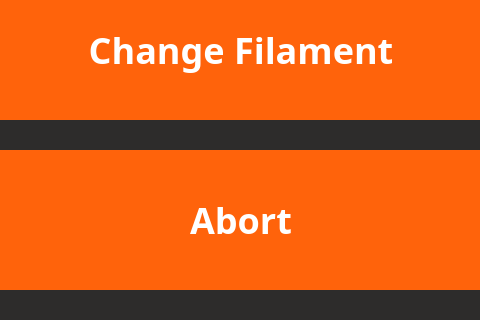
Old version of the form dialog/filamentfault.ui in the repository XCDesigner/JadeLaboScreen; both pictures show x 399 to 879 and y 400 to 720 of the 1280 by 720 pixel window.
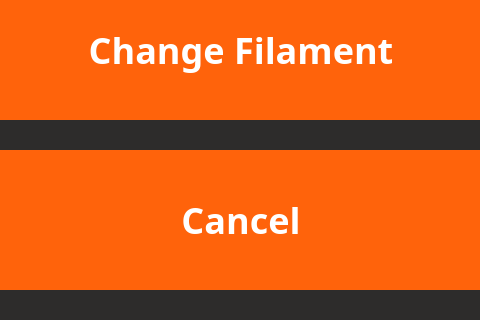
New version of the form.

```diff
--- a/dialog/filamentfault.ui
+++ b/dialog/filamentfault.ui
@@ -48,7 +48,7 @@
 border: 2px solid rgba(255, 99, 11, 255);</string>
    </property>
    <property name="text">
-    <string>Abort</string>
+    <string>Cancel</string>
    </property>
   </widget>
   <widget class="QPushButton" name="btnResume">
```
